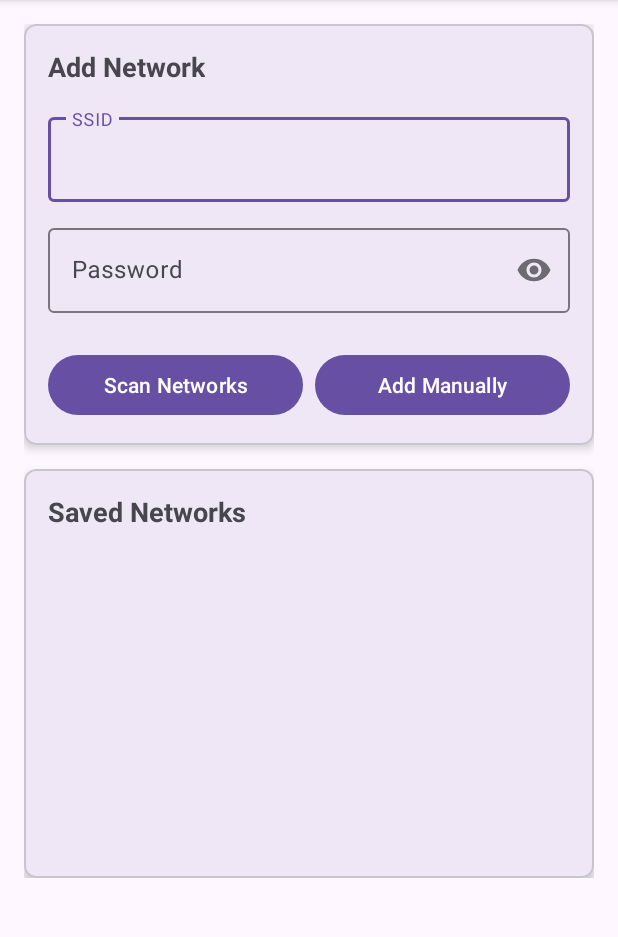
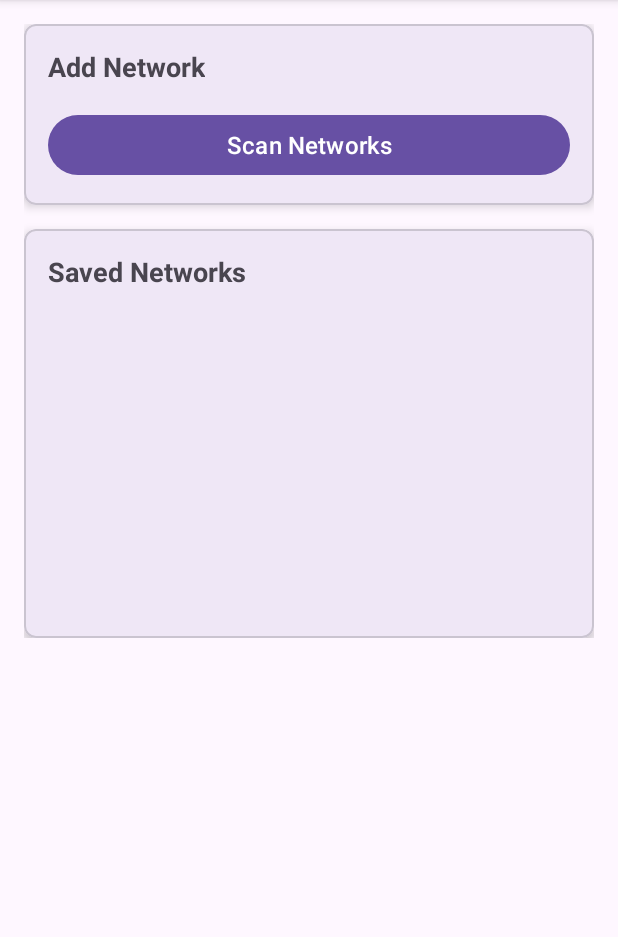
Before and after one commit to untitaker/rayhunter-companion, an Android app: the screen it shows after launch (MainActivity), on a phone screen of 412 x 824 dp, the part 96-1033 px from its top. Run offline under Robolectric (Android 15) with nearby library versions, the phone set to English and light mode, and no system bars.

Commit message:
Remove manual entry

```diff
--- a/app/src/main/res/layout/activity_main.xml
+++ b/app/src/main/res/layout/activity_main.xml
@@ -35,59 +35,13 @@
                     android:textStyle="bold"
                     android:layout_marginBottom="16dp" />
 
-                <com.google.android.material.textfield.TextInputLayout
+                <Button
+                    android:id="@+id/btnScanNetworks"
                     android:layout_width="match_parent"
                     android:layout_height="wrap_content"
-                    android:layout_marginBottom="12dp"
-                    android:hint="SSID">
-
-                    <com.google.android.material.textfield.TextInputEditText
-                        android:id="@+id/etNewSSID"
-                        android:layout_width="match_parent"
-                        android:layout_height="wrap_content"
-                        android:inputType="text"
-                        android:singleLine="true" />
-
-                </com.google.android.material.textfield.TextInputLayout>
-
-                <com.google.android.material.textfield.TextInputLayout
-                    android:layout_width="match_parent"
-                    android:layout_height="wrap_content"
-                    android:layout_marginBottom="16dp"
-                    android:hint="Password"
-                    app:passwordToggleEnabled="true">
-
-                    <com.google.android.material.textfield.TextInputEditText
-                        android:id="@+id/etNewPassword"
-                        android:layout_width="match_parent"
-                        android:layout_height="wrap_content"
-                        android:inputType="textPassword"
-                        android:singleLine="true" />
-
-                </com.google.android.material.textfield.TextInputLayout>
-
-                <LinearLayout
-                    android:layout_width="match_parent"
-                    android:layout_height="wrap_content"
-                    android:orientation="horizontal"
-                    android:layout_marginTop="8dp">
-
-                    <Button
-                        android:id="@+id/btnScanNetworks"
-                        android:layout_width="0dp"
-                        android:layout_height="wrap_content"
-                        android:layout_weight="1"
-                        android:layout_marginEnd="8dp"
-                        android:text="Scan Networks" />
-
-                    <Button
-                        android:id="@+id/btnAddNetwork"
-                        android:layout_width="0dp"
-                        android:layout_height="wrap_content"
-                        android:layout_weight="1"
-                        android:text="Add Manually" />
-
-                </LinearLayout>
+                    android:text="Scan Networks"
+                    android:textSize="16sp"
+                    style="@style/Widget.Material3.Button" />
 
             </LinearLayout>
 
```
Also changed, not shown: app/src/main/java/com/rayhunter/companion/MainActivity.kt (+0 -32 lines).
